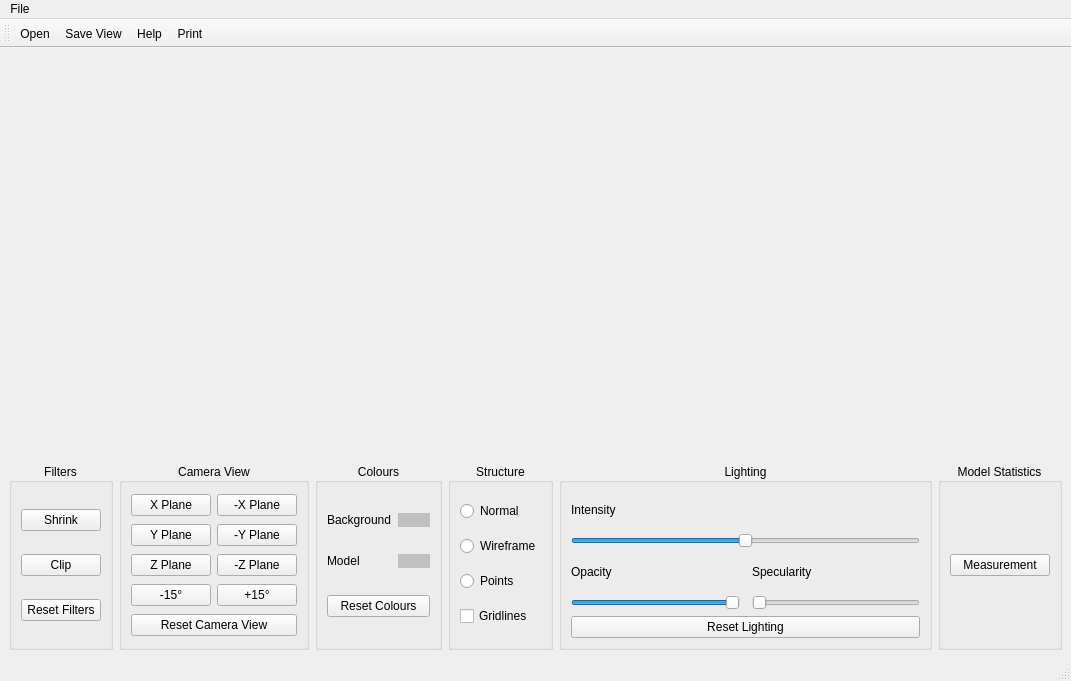
First picture: the form in lib/ModelRenderer/modelwindow.ui, repository KurusView/KurusView, before the edit.
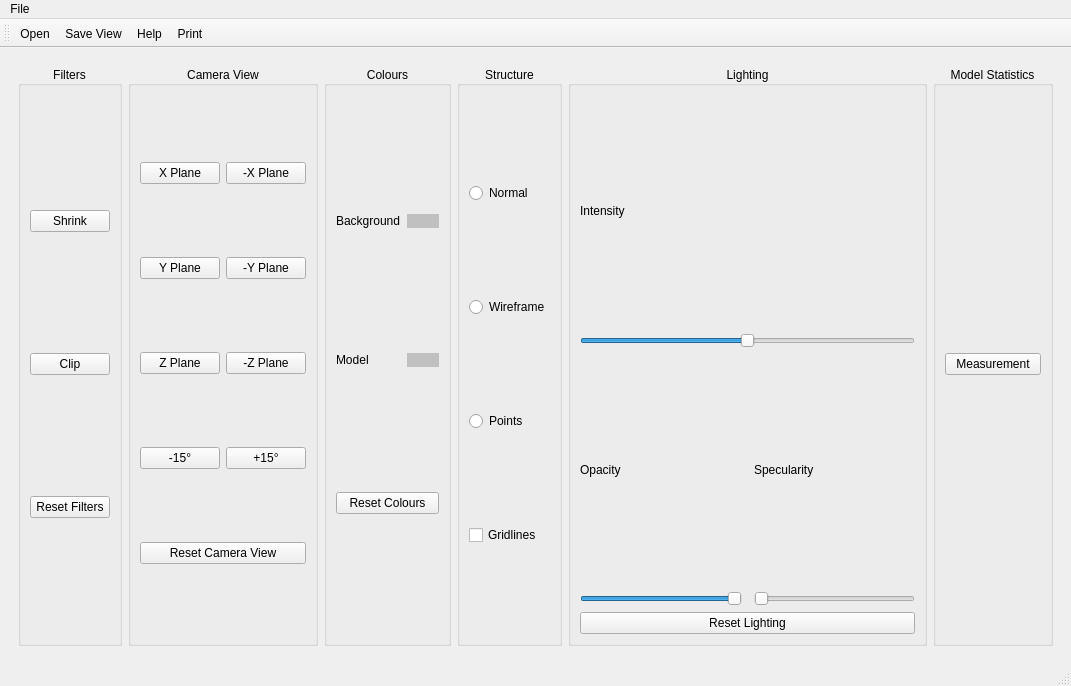
Second picture: the form after the edit. Icons and pictures are not drawn. Custom widgets are drawn as their Qt base class.

Commit message:
Implement Multiple Model Views
Created a new Views class, which contains the vtkRenderer and all it's features.
Also fixed the maximum height of the bottom bar.

Diff of the .ui file:
```diff
--- a/lib/ModelRenderer/modelwindow.ui
+++ b/lib/ModelRenderer/modelwindow.ui
@@ -7,7 +7,7 @@
     <x>0</x>
     <y>0</y>
     <width>1071</width>
-    <height>681</height>
+    <height>686</height>
    </rect>
   </property>
   <property name="windowTitle">
@@ -20,9 +20,18 @@
   <widget class="QWidget" name="centralwidget">
    <layout class="QHBoxLayout" name="horizontalLayout_4">
     <item>
-     <layout class="QGridLayout" name="gridLayout_5">
-      <item row="1" column="0">
+     <layout class="QVBoxLayout" name="verticalLayout_6">
+      <item>
+       <layout class="QGridLayout" name="viewFrame"/>
+      </item>
+      <item>
+       <widget class="QWidget" name="bottomMenu" native="true">
+        <layout class="QVBoxLayout" name="verticalLayout_5">
+         <item>
        <layout class="QGridLayout" name="gridLayout_4">
+           <property name="sizeConstraint">
+            <enum>QLayout::SetMaximumSize</enum>
+           </property>
         <item row="0" column="5">
          <widget class="QGroupBox" name="structureGroupBox">
           <property name="title">
@@ -350,19 +359,8 @@
         </item>
        </layout>
       </item>
-      <item row="0" column="0">
-       <layout class="QGridLayout" name="viewFrame">
-        <item row="0" column="0">
-         <widget class="QVTKOpenGLWidget" name="qvtkWidget" native="true">
-          <property name="minimumSize">
-           <size>
-            <width>600</width>
-            <height>400</height>
-           </size>
-          </property>
-         </widget>
-        </item>
-       </layout>
+        </layout>
+       </widget>
       </item>
      </layout>
     </item>
@@ -466,13 +464,6 @@
    </property>
   </action>
  </widget>
- <customwidgets>
-  <customwidget>
-   <class>QVTKOpenGLWidget</class>
-   <extends>QWidget</extends>
-   <header>QVTKOpenGLWidget.h</header>
-  </customwidget>
- </customwidgets>
  <resources>
   <include location="../../Icons/icons.qrc"/>
   <include location="../../Icons/icons.qrc"/>
```
Lines whose indentation alone changed are shown as unchanged. The commit also changes 4 other files.
